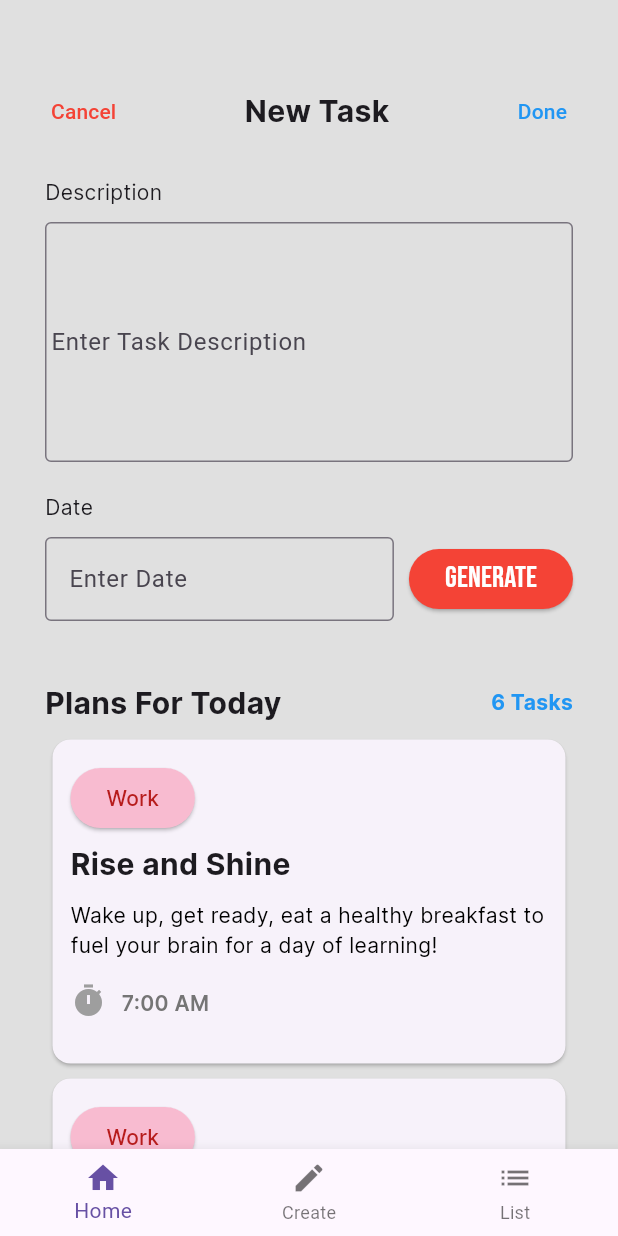
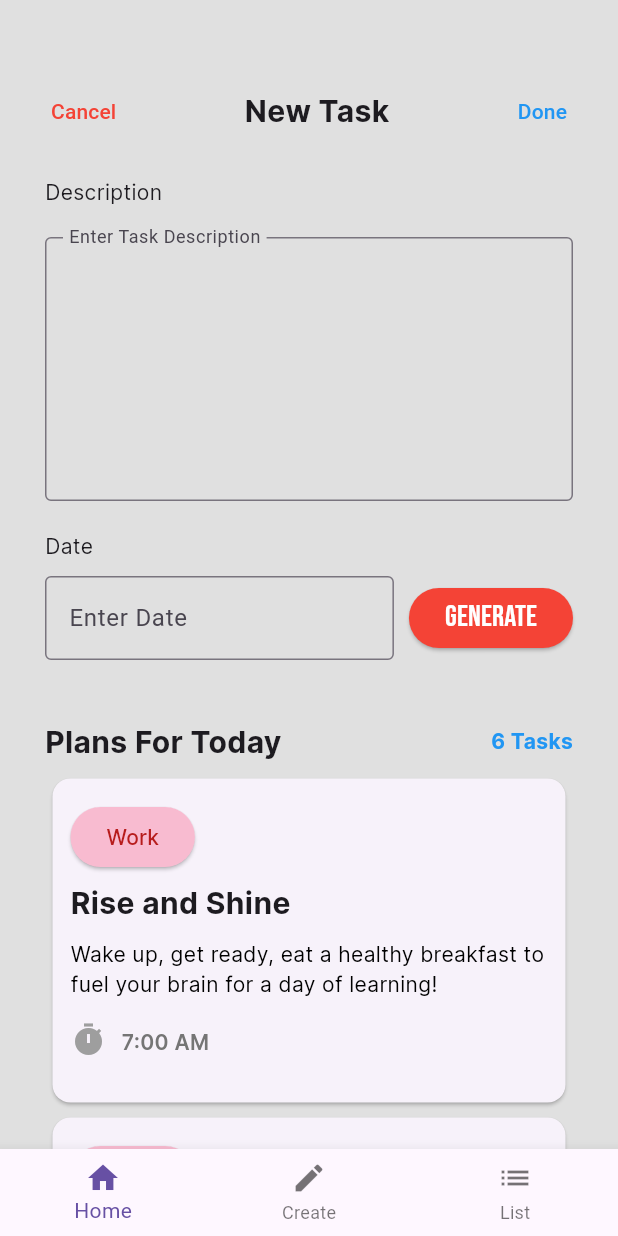
Before and after one commit to Reubencfernandes/Project_Gemini, a Flutter app: the Create screen opened by its route, on a phone screen of 412 x 824 dp. Run offline on Flutter 3.47's test engine with Material 3 defaults, Android fonts, the phone set to English and light mode, and no system bars; our stand-ins replace firebase_auth, google_fonts, google_sign_in, percent_indicator, pie_chart, responsive_sizer; accounts and stored records are empty.

Commit message:
Time to make changes

```diff
--- a/lib/pages/create_page.dart
+++ b/lib/pages/create_page.dart
@@ -75,14 +75,14 @@ class Create extends StatelessWidget {
                             fontFamily: 'Inter',
                           ),
                         ),
-                        SizedBox(height: 10),
+                        SizedBox(height: 20),
                         TextField(
                           decoration: InputDecoration(
                             border: OutlineInputBorder(),
+                            floatingLabelBehavior: FloatingLabelBehavior.always,
                             labelText: 'Enter Task Description',
-                            contentPadding: EdgeInsets.symmetric(vertical: 20),
                           ),
-                          maxLines: 5,
+                          maxLines: 6,
                         ),
                         SizedBox(height: 20),
                         Text(
```
